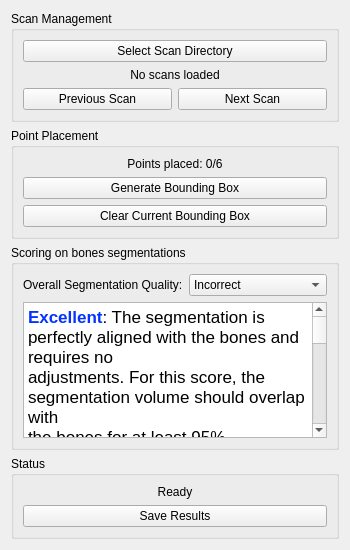
First picture: the form in BbxFromPoints2/Resources/UI/BbxFromPoints2.ui, repository xinyiwan/BbxFromPoints, before the edit.
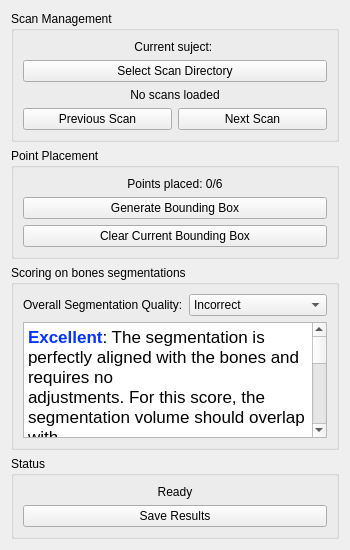
Second picture: the form after the edit. Custom widgets are drawn as their Qt base class.

Commit message: add subejct info

Patch:
```diff
--- a/BbxFromPoints2/Resources/UI/BbxFromPoints2.ui
+++ b/BbxFromPoints2/Resources/UI/BbxFromPoints2.ui
@@ -17,6 +17,16 @@
       <string>Scan Management</string>
      </property>
      <layout class="QVBoxLayout" name="verticalLayout_2">
+      <item>
+       <widget class="QLabel" name="subjectLabel">
+        <property name="text">
+         <string>Current suject: </string>
+        </property>
+        <property name="alignment">
+         <set>Qt::AlignCenter</set>
+        </property>
+       </widget>
+      </item>
       <item>
        <widget class="QPushButton" name="selectDirectoryButton">
         <property name="text">
```
